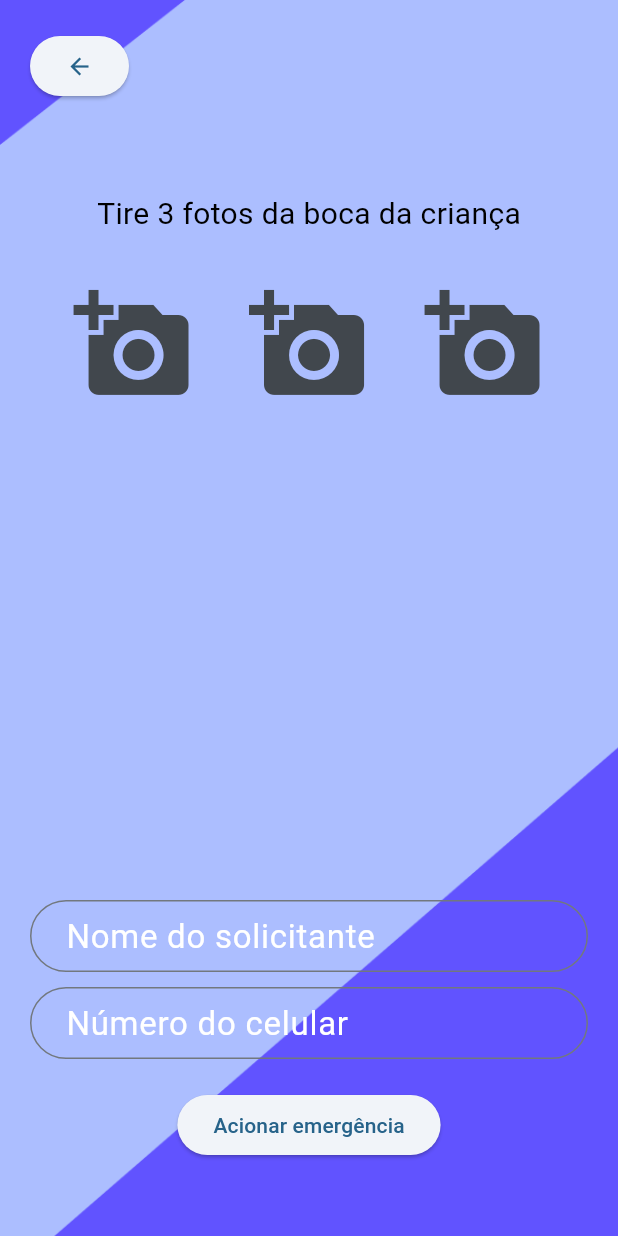
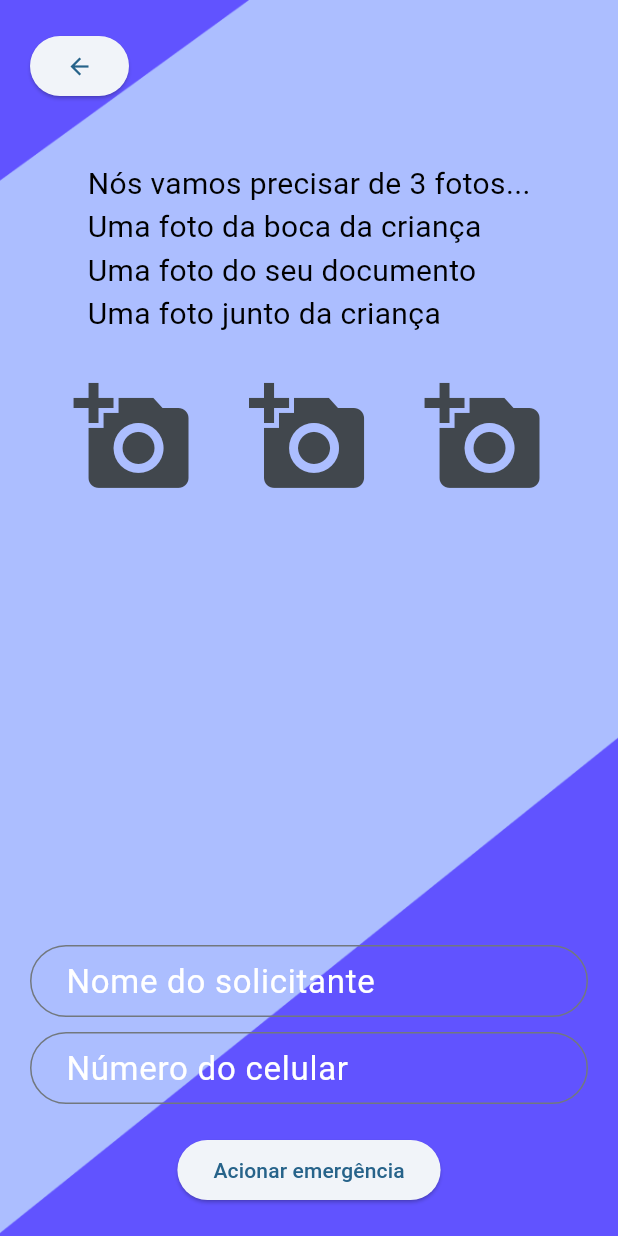
Before and after one commit to matheuspaiva3/teeth_kids_flutter, a Flutter app: the HomePage screen opened directly, on a phone screen of 412 x 824 dp. Run offline on Flutter 3.47's test engine with Material 2 defaults, Android fonts, the phone set to English and light mode, and no system bars; our stand-ins replace camera, cloud_firestore, firebase_auth, firebase_core, firebase_storage, geocoding and 1 more; accounts and stored records are empty.

Commit message:
popup torto

```diff
--- a/lib/ratings.dart
+++ b/lib/ratings.dart
@@ -60,7 +60,7 @@ class _RatingsState extends State<Ratings> {
 
     // Voltar para a página inicial
     await FirebaseAuth.instance.signOut();
-    Navigator.popUntil(context, (route) => route.isFirst);
+    if (context.mounted) Navigator.popUntil(context, (route) => route.isFirst);
   }
 
   @override
--- a/lib/take_pictures.dart
+++ b/lib/take_pictures.dart
@@ -29,6 +29,7 @@ class _HomePageState extends State<HomePage> {
   @override
   Widget build(BuildContext context) {
     return Scaffold(
+      resizeToAvoidBottomInset: false,
       body: Stack(
         children: [
           Container(
@@ -37,7 +38,7 @@ class _HomePageState extends State<HomePage> {
                 image: AssetImage(
                   'assets/images/take_pictures_pic.png',
                 ),
-                fit: BoxFit.cover,
+                fit: BoxFit.fill,
               ),
             ),
           ),
@@ -57,16 +58,19 @@ class _HomePageState extends State<HomePage> {
                     ),
                   ),
                 ),
-                const SizedBox(height: 60),
+                const SizedBox(height: 40),
                 Column(children: [
                   const Text(
-                    'Tire 3 fotos da boca da criança',
+                    'Nós vamos precisar de 3 fotos...\n'
+                    'Uma foto da boca da criança\n'
+                    'Uma foto do seu documento\n'
+                    'Uma foto junto da criança',
                     style: TextStyle(
                       fontSize: 20,
                       color: Colors.black,
                     ),
                   ),
-                  const SizedBox(height: 25),
+                  const SizedBox(height: 20),
                   Row(
                     mainAxisAlignment: MainAxisAlignment.spaceEvenly,
                     children: [
@@ -131,9 +135,7 @@ class _HomePageState extends State<HomePage> {
             ),
           ),
           Padding(
-            padding: const EdgeInsets.fromLTRB(20, 0, 20, 50),
-            child: SafeArea(
-              bottom: false,
+            padding: const EdgeInsets.all(20),
             child: Align(
               alignment: Alignment.bottomCenter,
               child: Column(
@@ -200,7 +202,6 @@ class _HomePageState extends State<HomePage> {
                     child: const Text('Acionar emergência'),
                   ),
                 ],
-                ),
               ),
             ),
           ),
```
Also changed, not shown: lib/dentists_list.dart (+35 -4 lines). Lines whose indentation alone changed are shown as unchanged.
